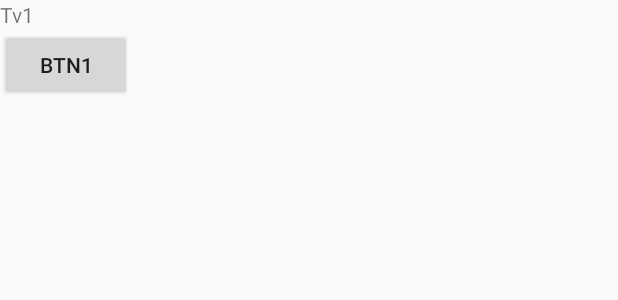
After one commit to AnRFDev/android-Basic4, an Android app: the layout act_a_demo.xml on its own in the app's theme, with its tools: preview values and no code run, on a phone screen of 412 x 824 dp. The commit adds this screen. Shown: the top 300 px of the screen. Run offline under Robolectric (Android 15) with nearby library versions, the phone set to English and light mode, and no system bars.

Commit message:
AnnotationDemo

```diff
--- a/app/src/main/AndroidManifest.xml
+++ b/app/src/main/AndroidManifest.xml
@@ -23,6 +23,7 @@
         <activity android:name=".activity.ViewLifecycleAct" />
         <activity android:name=".activity.IntentTestAct" />
         <activity android:name=".activity.HandlerDemoActivity" />
+        <activity android:name=".activity.AnnotationDemoActivity" />
 
         <service android:name=".service.HowToStopService" />
     </application>
--- a/app/src/main/java/com/rustfisher/basic4/MainActivity.java
+++ b/app/src/main/java/com/rustfisher/basic4/MainActivity.java
@@ -5,6 +5,7 @@ import android.support.v7.app.AppCompatActivity;
 import android.os.Bundle;
 import android.view.View;
 
+import com.rustfisher.basic4.activity.AnnotationDemoActivity;
 import com.rustfisher.basic4.activity.HandlerDemoActivity;
 import com.rustfisher.basic4.activity.Hts.SAct1;
 import com.rustfisher.basic4.activity.IntentTestAct;
@@ -24,6 +25,7 @@ public class MainActivity extends AppCompatActivity implements View.OnClickListe
         findViewById(R.id.view_lifecycle_btn).setOnClickListener(this);
         findViewById(R.id.intent_size_test_btn).setOnClickListener(this);
         findViewById(R.id.handler_test_btn).setOnClickListener(this);
+        findViewById(R.id.annotation_btn).setOnClickListener(this);
     }
 
     @Override
@@ -41,6 +43,9 @@ public class MainActivity extends AppCompatActivity implements View.OnClickListe
             case R.id.handler_test_btn:
                 startActivity(new Intent(this, HandlerDemoActivity.class));
                 break;
+            case R.id.annotation_btn:
+                startActivity(new Intent(this, AnnotationDemoActivity.class));
+                break;
         }
     }
 }
--- /dev/null
+++ b/app/src/main/res/layout/act_a_demo.xml
@@ -0,0 +1,19 @@
+<?xml version="1.0" encoding="utf-8"?>
+<LinearLayout xmlns:android="http://schemas.android.com/apk/res/android"
+    android:layout_width="match_parent"
+    android:layout_height="match_parent"
+    android:orientation="vertical">
+
+    <TextView
+        android:id="@+id/tv"
+        android:layout_width="match_parent"
+        android:layout_height="wrap_content"
+        android:text="Tv1" />
+
+    <Button
+        android:id="@+id/btn"
+        android:layout_width="wrap_content"
+        android:layout_height="wrap_content"
+        android:text="btn1" />
+
+</LinearLayout>
--- a/app/src/main/res/layout/act_main.xml
+++ b/app/src/main/res/layout/act_main.xml
@@ -30,4 +30,10 @@
         android:layout_height="wrap_content"
         android:text="测试Handler" />
 
+    <Button
+        android:id="@+id/annotation_btn"
+        android:layout_width="wrap_content"
+        android:layout_height="wrap_content"
+        android:text="注解方式" />
+
 </LinearLayout>
```
Also changed, not shown: app/src/main/java/com/rustfisher/basic4/activity/AnnotationDemoActivity.java (added, +33 -0 lines), app/src/main/java/com/rustfisher/basic4/annotation/FindView.java (added, +16 -0 lines), app/src/main/java/com/rustfisher/basic4/annotation/FindViewHelper.java (added, +30 -0 lines).
